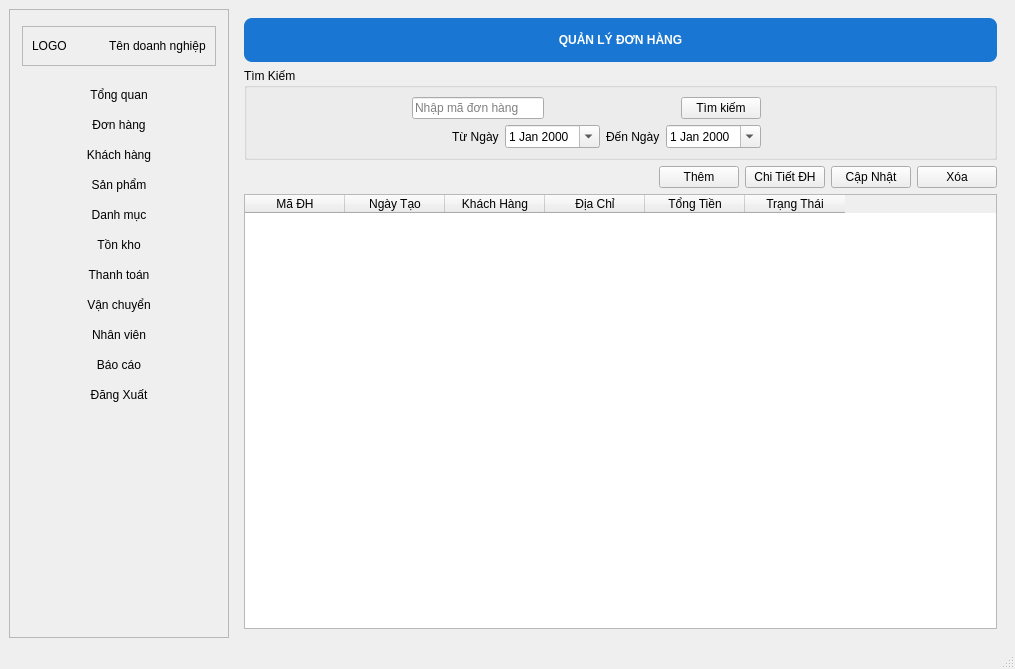
The window that ui/main_window.ui (thinh-doan/sales-and-warehouse-management-system) describes before a commit, drawn with Qt 5.
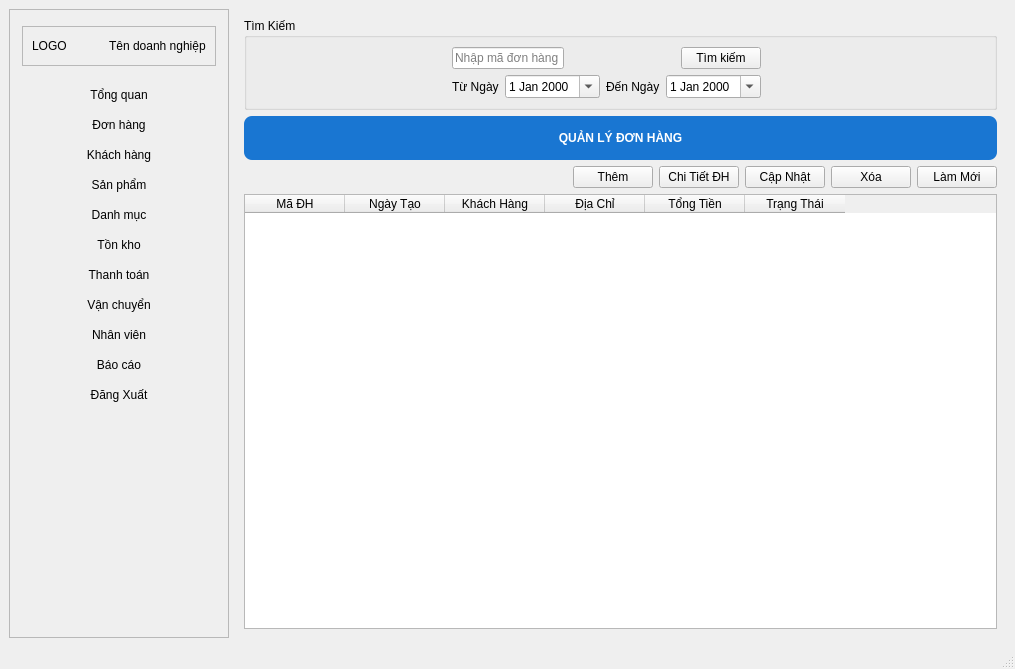
The same window after the commit. The open tabs and pages were chosen to show the change.

The edit to the form file:
```diff
--- a/ui/main_window.ui
+++ b/ui/main_window.ui
@@ -233,26 +233,6 @@
       <widget class="QWidget" name="khungTongQuan" />
       <widget class="QWidget" name="khungDonHang">
        <layout class="QVBoxLayout" name="verticalLayout_4">
-        <item>
-         <widget class="QLabel" name="lblTitle_5">
-          <property name="styleSheet">
-           <string>
-font: 18pt "Arial";
-font-weight:bold;
-color:white;
-background:#1976D2;
-padding:15px;
-border-radius:8px;
-       </string>
-          </property>
-          <property name="text">
-           <string>QUẢN LÝ ĐƠN HÀNG</string>
-          </property>
-          <property name="alignment">
-           <set>Qt::AlignCenter</set>
-          </property>
-         </widget>
-        </item>
         <item>
          <widget class="QGroupBox" name="nhomTimKiem2">
           <property name="title">
@@ -310,19 +290,6 @@
              </item>
              <item>
               <layout class="QHBoxLayout" name="horizontalLayout_7">
-               <item>
-                <spacer name="horizontalSpacer_10">
-                 <property name="orientation">
-                  <enum>Qt::Horizontal</enum>
-                 </property>
-                 <property name="sizeHint" stdset="0">
-                  <size>
-                   <width>40</width>
-                   <height>20</height>
-                  </size>
-                 </property>
-                </spacer>
-               </item>
                <item>
                 <widget class="QLabel" name="lblFromDate">
                  <property name="text">
@@ -371,6 +338,26 @@
           </layout>
          </widget>
         </item>
+        <item>
+         <widget class="QLabel" name="lblTitle_5">
+          <property name="styleSheet">
+           <string>
+font: 18pt &quot;Arial&quot;;
+font-weight:bold;
+color:white;
+background:#1976D2;
+padding:15px;
+border-radius:8px;
+       </string>
+          </property>
+          <property name="text">
+           <string>QUẢN LÝ ĐƠN HÀNG</string>
+          </property>
+          <property name="alignment">
+           <set>Qt::AlignCenter</set>
+          </property>
+         </widget>
+        </item>
         <item>
          <layout class="QHBoxLayout" name="_2">
           <item>
@@ -414,6 +401,13 @@
             </property>
            </widget>
           </item>
+          <item>
+           <widget class="QPushButton" name="btnRefreshSP_2">
+            <property name="text">
+             <string>Làm Mới</string>
+            </property>
+           </widget>
+          </item>
          </layout>
         </item>
         <item>
```
Left out of the diff: 353 changed lines with no effect on the pictures.
